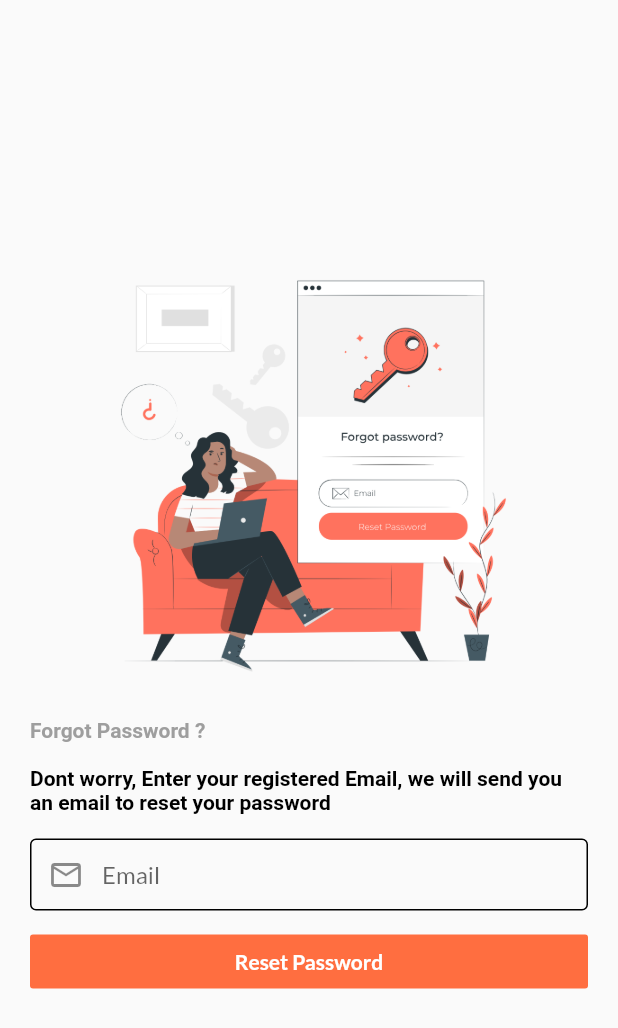
After one commit to mariapru4/delivery-shop-, a Flutter app: the screen it shows after launch, after a tap on "Vendor", after a tap on "Forgot Password ?", on a phone screen of 412 x 824 dp. The commit adds this screen. Shown: the top 1028 px of the screen. Run offline on Flutter 3.47's test engine with Material 2 defaults, Android fonts, the phone set to English and light mode, and no system bars; our stand-ins replace carousel_slider, cloud_firestore, dots_indicator, email_validator, firebase_auth, firebase_core and 6 more; accounts and stored records are empty.

Commit message:
LOGIN+RESET PASSWORD VENDOR

```diff
--- a/lib/main.dart
+++ b/lib/main.dart
@@ -4,10 +4,12 @@ import 'package:delivery_app/providers/auth_provider.dart';
 import 'package:delivery_app/providers/location_provider.dart';
 import 'package:delivery_app/screens/home_screen.dart';
 import 'package:delivery_app/screens/login_screen.dart';
+import 'package:delivery_app/screens/login_vendor_screen.dart';
 import 'package:delivery_app/screens/map_screen.dart';
 import 'package:delivery_app/screens/register_screen.dart';
 import 'package:delivery_app/screens/welcome_screen.dart';
 import 'package:delivery_app/widgets/image_picker.dart';
+import 'package:delivery_app/widgets/reset_password.dart';
 import 'package:firebase_auth/firebase_auth.dart';
 import 'package:firebase_core/firebase_core.dart';
 import 'package:flutter/material.dart';
@@ -47,6 +49,8 @@ class MyApp extends StatelessWidget {
         LoginScreen.id: (context) => const LoginScreen(),
         RegisterScreen.id: (context) => RegisterScreen(),
         ShopPicCard.id: (context) => ShopPicCard(),
+        LoginVendorScreen.id: (context) => LoginVendorScreen(),
+        ResetPasswordScreen.id: (context) => ResetPasswordScreen(),
       },
     );
   }
--- /dev/null
+++ b/lib/screens/login_vendor_screen.dart
@@ -0,0 +1,226 @@
+import 'package:delivery_app/providers/auth_provider.dart';
+import 'package:delivery_app/screens/home_screen.dart';
+import 'package:delivery_app/screens/register_screen.dart';
+import 'package:delivery_app/widgets/reset_password.dart';
+import 'package:email_validator/email_validator.dart';
+import 'package:flutter/cupertino.dart';
+import 'package:flutter/material.dart';
+import 'package:provider/provider.dart';
+
+class LoginVendorScreen extends StatefulWidget {
+  static const id = 'login-vendor-screen';
+
+  @override
+  _LoginVendorScreenState createState() => _LoginVendorScreenState();
+}
+
+class _LoginVendorScreenState extends State<LoginVendorScreen> {
+  final _formKey = GlobalKey<FormState>();
+  Icon? icon;
+  bool _visible = false;
+  var _emailTextController = TextEditingController();
+  String? email;
+  String? password;
+  bool loading = false;
+  @override
+  Widget build(BuildContext context) {
+    final _authData = Provider.of<AuthProvider>(context);
+    return SafeArea(
+      child: Scaffold(
+        body: Form(
+          key: _formKey,
+          child: Padding(
+            padding: const EdgeInsets.all(40.0),
+            child: Center(
+              child: Container(
+                child: Column(
+                  crossAxisAlignment: CrossAxisAlignment.center,
+                  mainAxisAlignment: MainAxisAlignment.center,
+                  mainAxisSize: MainAxisSize.min,
+                  children: [
+                    Row(
+                      mainAxisAlignment: MainAxisAlignment.center,
+                      children: [
+                        Text(
+                          'LOGIN',
+                          style: TextStyle(fontFamily: 'Anton', fontSize: 30),
+                        ),
+                        SizedBox(
+                          width: 20,
+                        ),
+                        Image.asset(
+                          'images/logo.png',
+                          height: 80,
+                        )
+                      ],
+                    ),
+                    SizedBox(
+                      height: 20,
+                    ),
+                    TextFormField(
+                      controller: _emailTextController,
+                      validator: (value) {
+                        if (value!.isEmpty) {
+                          return 'Enter Email';
+                        }
+                        final bool _isValid =
+                            EmailValidator.validate(_emailTextController.text);
+                        if (!_isValid) {
+                          return 'Invalid Email Format';
+                        }
+                        setState(() {
+                          email = value;
+                        });
+                        return null;
+                      },
+                      decoration: InputDecoration(
+                          enabledBorder: OutlineInputBorder(),
+                          contentPadding: EdgeInsets.zero,
+                          hintText: 'Email',
+                          prefixIcon: Icon(Icons.email_outlined),
+                          focusedBorder: OutlineInputBorder(
+                              borderSide: BorderSide(
+                                  color: Theme.of(context).primaryColor,
+                                  width: 2)),
+                          focusColor: Colors.deepOrangeAccent),
+                    ),
+                    SizedBox(
+                      height: 20,
+                    ),
+                    TextFormField(
+                      validator: (value) {
+                        if (value!.isEmpty) {
+                          return 'Enter Password';
+                        }
+                        if (value.length < 6) {
+                          return 'Minimum 6 characters';
+                        }
+                        setState(() {
+                          password = value;
+                        });
+                        return null;
+                      },
+                      obscureText: _visible == false ? true : false,
+                      decoration: InputDecoration(
+                          suffixIcon: IconButton(
+                            icon: _visible
+                                ? Icon(Icons.visibility)
+                                : Icon(Icons.visibility_off),
+                            onPressed: () {
+                              setState(() {
+                                _visible = !_visible;
+                              });
+                            },
+                          ),
+                          enabledBorder: OutlineInputBorder(),
+                          contentPadding: EdgeInsets.zero,
+                          hintText: 'Password',
+                          prefixIcon: Icon(Icons.vpn_key_outlined),
+                          focusedBorder: OutlineInputBorder(
+                              borderSide: BorderSide(
+                                  color: Theme.of(context).primaryColor,
+                                  width: 2)),
+                          focusColor: Theme.of(context).primaryColor),
+                    ),
+                    SizedBox(
+                      height: 10,
+                    ),
+                    Row(
+                      mainAxisAlignment: MainAxisAlignment.end,
+                      children: [
+                        InkWell(
+                          onTap: () {
+                            Navigator.pushReplacementNamed(
+                                context, ResetPasswordScreen.id);
+                          },
+                          child: Expanded(
+                            child: Text(
+                              'Forgot Password ?',
+                              textAlign: TextAlign.end,
+                              style: TextStyle(
+                                  color: Colors.blue,
+                                  fontWeight: FontWeight.bold),
+                            ),
+                          ),
+                        ),
+                      ],
+                    ),
+                    SizedBox(
+                      height: 20,
+                    ),
+                    Row(
+                      children: [
+                        Expanded(
+                          child: FlatButton(
+                            onPressed: () {
+                              if (_formKey.currentState!.validate()) {
+                                setState(() {
+                                  loading = true;
+                                });
+                                _authData
+                                    .loginVendor(email, password)
+                                    .then((credential) {
+                                  if (credential.user!.uid != null) {
+                                    setState(() {
+                                      loading = false;
+                                    });
+                                    Navigator.pushReplacementNamed(
+                                        context, HomeScreen.id);
+                                  } else {
+                                    setState(() {
+                                      loading = false;
+                                    });
+                                    ScaffoldMessenger.of(context)
+                                        .showSnackBar(SnackBar(
+                                      content: Text(_authData.error),
+                                    ));
+                                  }
+                                });
+                              }
+                            },
+                            child: loading
+                                ? LinearProgressIndicator(
+                                    valueColor: AlwaysStoppedAnimation<Color>(
+                                        Colors.white),
+                                    backgroundColor: Colors.transparent,
+                                  )
+                                : Text(
+                                    'Login',
+                                    style: TextStyle(
+                                        color: Colors.white,
+                                        fontWeight: FontWeight.bold),
+                                  ),
+                            color: Theme.of(context).primaryColor,
+                          ),
+                        ),
+                      ],
+                    ),
+                    FlatButton(
+                      child: RichText(
+                        text: const TextSpan(
+                          text: "Don't Have An Account?",
+                          style: TextStyle(color: Colors.grey),
+                          children: [
+                            TextSpan(
+                                text: ' Register',
+                                style: TextStyle(
+                                    fontWeight: FontWeight.bold,
+                                    color: Colors.black)),
+                          ],
+                        ),
+                      ),
+                      onPressed: () {
+                        Navigator.pushReplacementNamed(
+                            context, RegisterScreen.id);
+                      },
+                    ),
+                  ],
+                ),
+              ),
+            ),
+          ),
+        ),
+      ),
+    );
+  }
+}
--- a/lib/screens/welcome_screen.dart
+++ b/lib/screens/welcome_screen.dart
@@ -4,6 +4,8 @@ import 'dart:ui';
 
 import 'package:delivery_app/providers/auth_provider.dart';
 import 'package:delivery_app/providers/location_provider.dart';
+import 'package:delivery_app/screens/login_screen.dart';
+import 'package:delivery_app/screens/login_vendor_screen.dart';
 import 'package:delivery_app/screens/map_screen.dart';
 import 'package:delivery_app/screens/onboard_screen.dart';
 import 'package:flutter/cupertino.dart';
@@ -142,18 +144,7 @@ class _WelcomeScreenState extends State<WelcomeScreen> {
           padding: const EdgeInsets.all(20.0),
           child: Stack(
             children: [
-              Positioned(
-                  right: 0.0,
-                  top: 10.0,
-                  child: FlatButton(
-                    child: Text(
-                      'SKIP',
-                      style: TextStyle(color: Colors.deepOrangeAccent),
-                    ),
-                    onPressed: () {},
-                  )),
-              Column(
-                children: [
+              Column(children: [
                 Expanded(child: OnBaordScreen()),
                 Text(
                   'Ready to order from your nearest branch?',
@@ -179,29 +170,38 @@ class _WelcomeScreenState extends State<WelcomeScreen> {
                     style: TextStyle(color: Colors.white),
                   ),
                 ),
+                FlatButton(
+                    color: Colors.deepOrangeAccent,
+                    shape: RoundedRectangleBorder(
+                        borderRadius: BorderRadius.circular(20)),
+                    onPressed: () {
+                      Navigator.pushReplacementNamed(
+                          context, LoginVendorScreen.id);
+                    },
+                    child:
+                        Text('Vendor', style: TextStyle(color: Colors.white))),
                 SizedBox(
                   height: 20,
                 ),
                 FlatButton(
                   child: RichText(
-                      text: TextSpan(
-                        text: 'Already a Customer?',
+                    text: const TextSpan(
+                      text: 'Already have an  Account?  ',
                       style: TextStyle(color: Colors.grey),
                       children: [
                         TextSpan(
-                              text: 'Login',
+                            text: 'Customer Login ',
                             style: TextStyle(
                                 fontWeight: FontWeight.bold,
-                                  color: Colors.black))
+                                color: Colors.black)),
                       ],
                     ),
                   ),
                   onPressed: () {
                     showBottonSheet(context);
                   },
-                  )
-                ],
                 ),
+              ]),
             ],
           )),
     );
--- /dev/null
+++ b/lib/widgets/reset_password.dart
@@ -0,0 +1,118 @@
+import 'dart:ui';
+
+import 'package:delivery_app/providers/auth_provider.dart';
+import 'package:delivery_app/screens/login_vendor_screen.dart';
+import 'package:email_validator/email_validator.dart';
+import 'package:flutter/cupertino.dart';
+import 'package:flutter/material.dart';
+import 'package:provider/provider.dart';
+
+class ResetPasswordScreen extends StatefulWidget {
+  static const id = 'reset-password-screen';
+  @override
+  _ResetPasswordScreenState createState() => _ResetPasswordScreenState();
+}
+
+class _ResetPasswordScreenState extends State<ResetPasswordScreen> {
+  final _formKey = GlobalKey<FormState>();
+  var _emailTextController = TextEditingController();
+  String? email;
+  bool loading = false;
+  @override
+  Widget build(BuildContext context) {
+    final _authData = Provider.of<AuthProvider>(context);
+    return Scaffold(
+      body: Form(
+        key: _formKey,
+        child: Center(
+          child: Padding(
+            padding: const EdgeInsets.all(20.0),
+            child: Column(
+              mainAxisSize: MainAxisSize.min,
+              children: [
+                Image.asset(
+                  'images/forgot.png',
+                  height: 300,
+                  width: 300,
+                ),
+                SizedBox(
+                  height: 20,
+                ),
+                RichText(
+                    text: TextSpan(text: '', children: [
+                  TextSpan(
+                      text: 'Forgot Password ?\n\n',
+                      style: TextStyle(
+                          fontWeight: FontWeight.bold, color: Colors.grey)),
+                  TextSpan(
+                      text:
+                          'Dont worry, Enter your registered Email, we will send you an email to reset your password \n',
+                      style: TextStyle(
+                          fontWeight: FontWeight.bold, color: Colors.black)),
+                ])),
+                TextFormField(
+                  controller: _emailTextController,
+                  validator: (value) {
+                    if (value!.isEmpty) {
+                      return 'Enter Email';
+                    }
+                    final bool _isValid =
+                        EmailValidator.validate(_emailTextController.text);
+                    if (!_isValid) {
+                      return 'Invalid Email Format';
+                    }
+                    setState(() {
+                      email = value;
+                    });
+                    return null;
+                  },
+                  decoration: InputDecoration(
+                      enabledBorder: OutlineInputBorder(),
+                      contentPadding: EdgeInsets.zero,
+                      hintText: 'Email',
+                      prefixIcon: Icon(Icons.email_outlined),
+                      focusedBorder: OutlineInputBorder(
+                          borderSide: BorderSide(
+                              color: Theme.of(context).primaryColor, width: 2)),
+                      focusColor: Colors.deepOrangeAccent),
+                ),
+                SizedBox(
+                  height: 10,
+                ),
+                Row(
+                  children: [
+                    Expanded(
+                      child: FlatButton(
+                          onPressed: () {
+                            if (_formKey.currentState!.validate()) {
+                              setState(() {
+                                loading = true;
+                              });
+                              _authData.resetPassword(email);
+                              ScaffoldMessenger.of(context).showSnackBar(SnackBar(
+                                  content: Text(
+                                      'Please Check your Email for reset link')));
+                            }
+                            Navigator.pushReplacementNamed(
+                                context, LoginVendorScreen.id);
+                          },
+                          color: Theme.of(context).primaryColor,
+                          child: loading
+                              ? LinearProgressIndicator()
+                              : Text(
+                                  'Reset Password',
+                                  style: TextStyle(
+                                      color: Colors.white,
+                                      fontWeight: FontWeight.bold),
+                                )),
+                    ),
+                  ],
+                ),
+              ],
+            ),
+          ),
+        ),
+      ),
+    );
+  }
+}
```
Also changed, not shown: lib/providers/auth_provider.dart (+43 -1 lines), images/forgot.png (added). Lines whose indentation alone changed are shown as unchanged.
